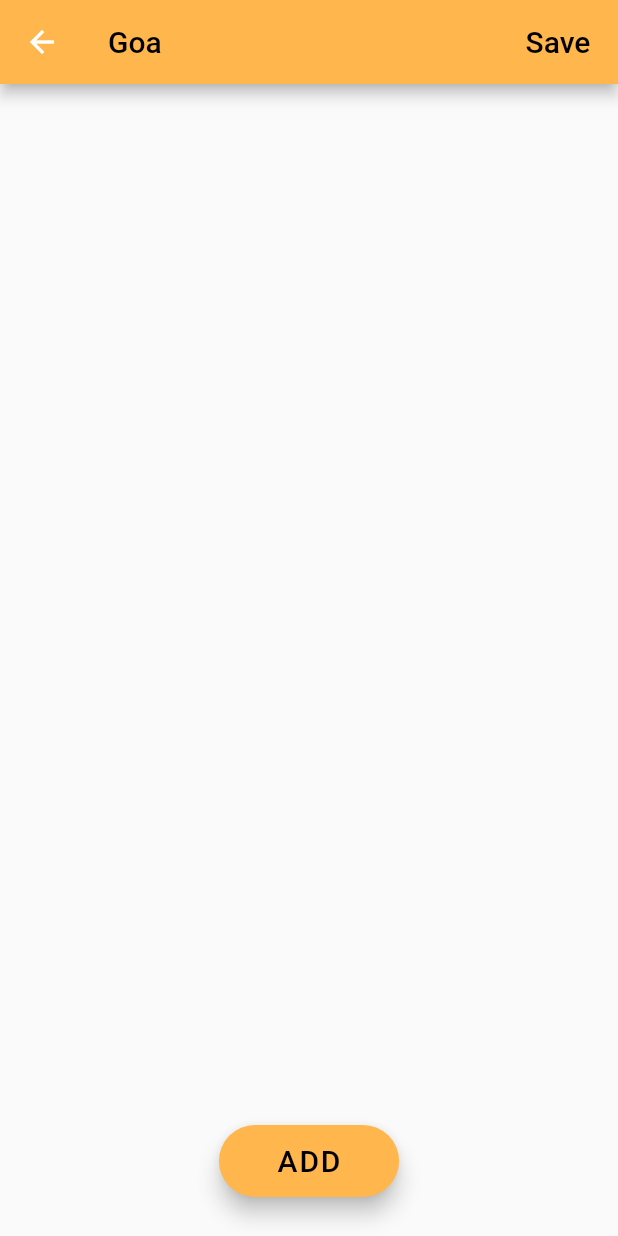
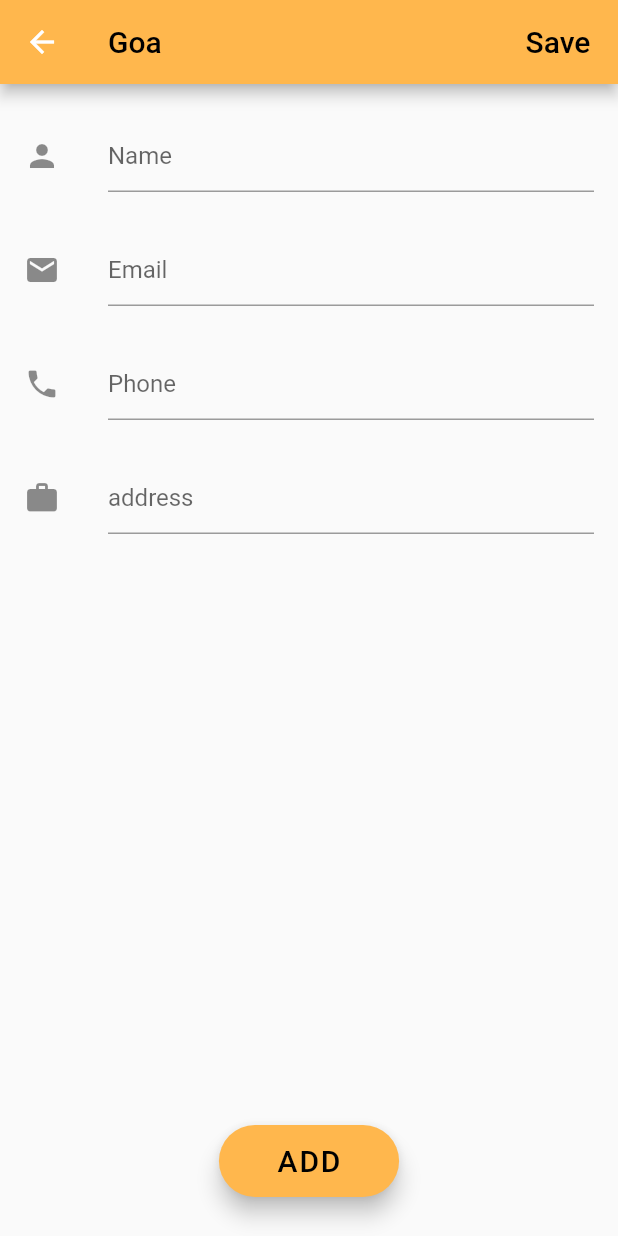
Before and after one commit to Dhananjay2601/Login_Flutter, a Flutter app: the AddAgent screen opened by its route, on a phone screen of 412 x 824 dp. Run offline on Flutter 3.47's test engine with Material 2 defaults, Android fonts, the phone set to English and light mode, and no system bars; our stand-ins replace google_fonts, shared_preferences; accounts and stored records are empty.

Commit message:
add agent page created

```diff
--- a/lib/pages/add_agents.dart
+++ b/lib/pages/add_agents.dart
@@ -1,4 +1,4 @@
-// ignore_for_file: prefer_const_constructors, prefer_const_literals_to_create_immutables, sort_child_properties_last
+// ignore_for_file: prefer_const_constructors, prefer_const_literals_to_create_immutables, sort_child_properties_last, unnecessary_new, duplicate_ignore
 import 'package:flutter/material.dart';
 import 'package:reseller_apk/pages/hotel_agents.dart';
 
@@ -52,6 +52,69 @@ class _AddAgentState extends State<AddAgent> {
           )
         ],
       ),
+
+      body: Column(
+        children: <Widget>[
+          SizedBox(
+            height: 20,
+          ),
+          ListTile(
+            leading: const Icon(Icons.person),
+            title: TextField(
+              decoration: InputDecoration(
+                hintText: "Name",
+              ),
+            ),
+          ),
+          SizedBox(
+            height: 20,
+          ),
+          ListTile(
+            leading: const Icon(Icons.email),
+            title: TextField(
+              keyboardType: TextInputType.emailAddress,
+              decoration: InputDecoration(
+                hintText: "Email",
+              ),
+            ),
+          ),
+          SizedBox(
+            height: 20,
+          ),
+          ListTile(
+            leading: const Icon(Icons.phone),
+            title: TextField(
+                decoration: InputDecoration(
+                  hintText: "Phone",
+                ),
+                keyboardType: TextInputType.phone),
+          ),
+          SizedBox(
+            height: 20,
+          ),
+          ListTile(
+            leading: const Icon(Icons.work),
+            title: TextField(
+              decoration: InputDecoration(
+                hintText: "address",
+              ),
+            ),
+          ),
+          SizedBox(
+            height: 20,
+          ),
+          // ListTile(
+          //   leading: const Icon(Icons.location_city),
+          //   title: TextField(
+          //     decoration: InputDecoration(
+          //       hintText: "Latitude and Longitude",
+          //     ),
+          //   ),
+          // ),
+        ],
+      ),
+
+      // ignore: dead_code
       floatingActionButton: Padding(
         padding: const EdgeInsets.only(bottom: 10),
         child: FloatingActionButton.extended(
```
